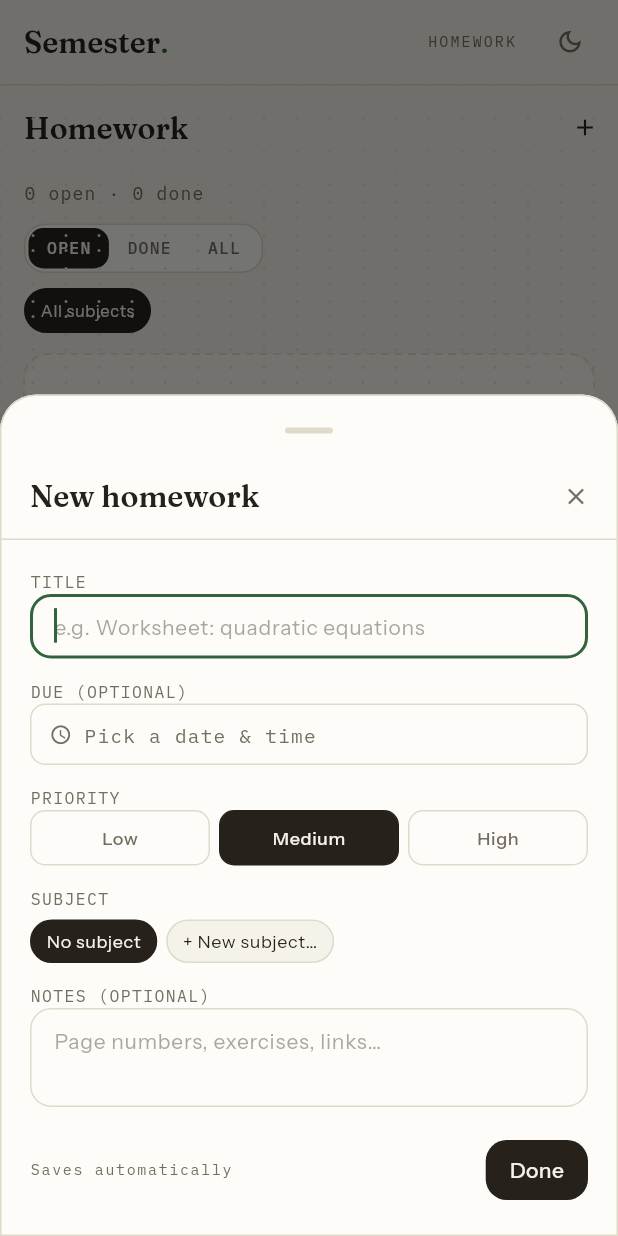
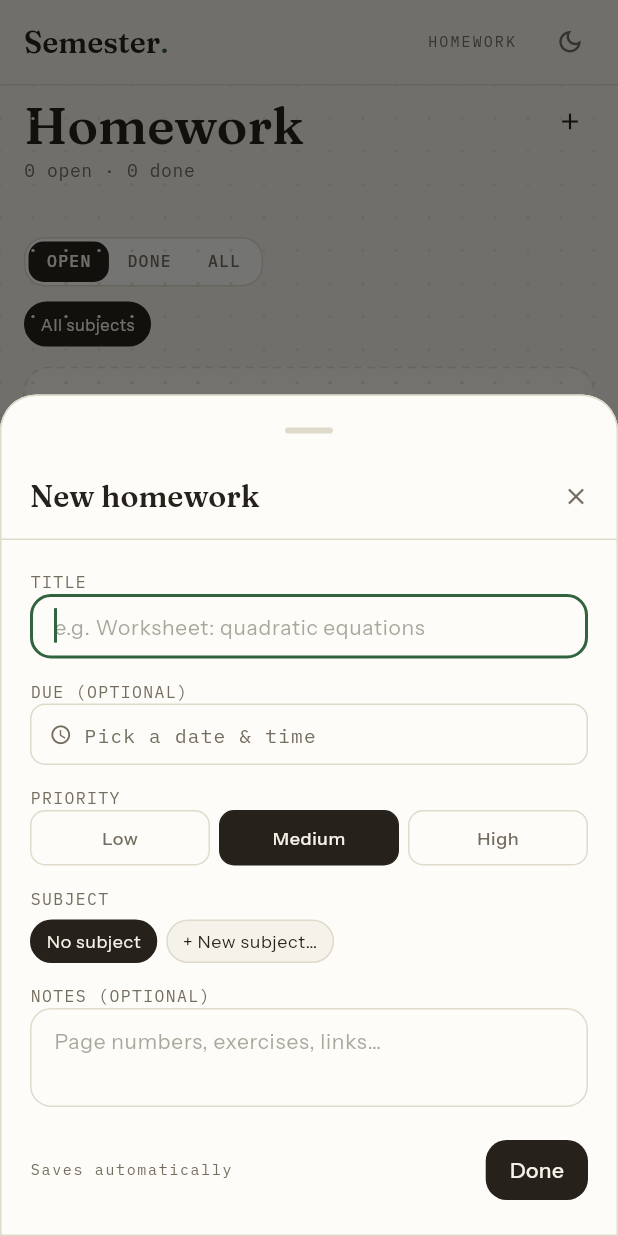
Before and after one commit to Nefnief-tech/study, a Flutter app: the screen it shows after launch, item 3 of the bottom bar chosen, after a tap on the "add" icon, on a phone screen of 412 x 824 dp. Run offline on Flutter 3.47's test engine with Material 3 defaults, Android fonts, the phone set to English and light mode, and no system bars; our stand-ins replace app_links, appwrite, file_picker, firebase_core, firebase_messaging, flutter_local_notifications and 1 more; missing offline and left inert: markdown_widget; accounts and stored records are empty; network calls fail; statements that could not run were skipped.

Commit message:
Mobile v14: UI polish — compact stat cards, single header on Homework (no FAB dup), dividers on More, trim redundant line

```diff
--- a/mobile/lib/pages/dashboard_page.dart
+++ b/mobile/lib/pages/dashboard_page.dart
@@ -142,7 +142,7 @@ class DashboardPage extends StatelessWidget {
                 physics: const NeverScrollableScrollPhysics(),
                 mainAxisSpacing: 12,
                 crossAxisSpacing: 12,
-                childAspectRatio: 1.9,
+                childAspectRatio: 2.7,
                 children: [
                   _StatCard(
                     label: 'open tasks',
--- a/mobile/lib/pages/grades_page.dart
+++ b/mobile/lib/pages/grades_page.dart
@@ -23,7 +23,6 @@ class GradesPage extends StatelessWidget {
     final stores = Stores.I;
     return Scaffold(
       backgroundColor: context.sem.paper,
-      appBar: AppBar(title: const Text('Grades')),
       body: PlannerGrid(
         child: ListenableBuilder(
           listenable: Listenable.merge([stores.subjects, stores.grades]),
--- a/mobile/lib/pages/homework_page.dart
+++ b/mobile/lib/pages/homework_page.dart
@@ -40,28 +40,7 @@ class _HomeworkPageState extends State<HomeworkPage> {
   @override
   Widget build(BuildContext context) {
     final stores = Stores.I;
-    return Scaffold(
-      backgroundColor: context.sem.paper,
-      appBar: AppBar(
-        title: const Text('Homework'),
-        actions: [
-          SemIconButton(
-            icon: Icons.add,
-            onPressed: () => _openForm(),
-            color: context.sem.ink,
-          ),
-          const SizedBox(width: 6),
-        ],
-      ),
-      floatingActionButton: FloatingActionButton(
-        onPressed: () => _openForm(),
-        backgroundColor: context.sem.ink,
-        foregroundColor: context.sem.paper,
-        elevation: 0,
-        shape: RoundedRectangleBorder(borderRadius: BorderRadius.circular(14)),
-        child: const Icon(Icons.add),
-      ),
-      body: PlannerGrid(
+    return PlannerGrid(
         child: ListenableBuilder(
           listenable: Listenable.merge([stores.homework, stores.subjects]),
           builder: (context, _) {
@@ -95,9 +74,14 @@ class _HomeworkPageState extends State<HomeworkPage> {
                   child: Column(
                     crossAxisAlignment: CrossAxisAlignment.start,
                     children: [
-                      Text(
-                        '$openCount open · ${homeworks.length - openCount} done',
-                        style: Theme.of(context).textTheme.labelMedium!.copyWith(fontSize: 12),
+                      PageHeader(
+                        title: 'Homework',
+                        subtitle: '$openCount open · ${homeworks.length - openCount} done',
+                        trailing: SemIconButton(
+                          icon: Icons.add,
+                          onPressed: () => _openForm(),
+                          color: context.sem.ink,
+                        ),
                       ),
                       const SizedBox(height: 12),
                       Row(
@@ -221,7 +205,6 @@ class _HomeworkPageState extends State<HomeworkPage> {
             );
           },
         ),
-      ),
     );
   }
 
--- a/mobile/lib/pages/more_page.dart
+++ b/mobile/lib/pages/more_page.dart
@@ -34,20 +34,22 @@ class MorePage extends StatelessWidget {
             padding: const EdgeInsets.symmetric(vertical: 4),
             child: Column(
               children: [
-                for (final (icon, title, subtitle, route) in items)
+                for (var i = 0; i < items.length; i++) ...[
+                  if (i > 0)
+                    Divider(height: 1, indent: 56, color: sem.line),
                   Pressable(
-                    onTap: () => AppNav.I.handle(route),
+                    onTap: () => AppNav.I.handle(items[i].$4),
                     child: ListTile(
-                      leading: Icon(icon, size: 22, color: sem.accent),
+                      leading: Icon(items[i].$1, size: 22, color: sem.accent),
                       title: Text(
-                        title,
+                        items[i].$2,
                         style: Theme.of(context)
                             .textTheme
                             .bodyLarge!
                             .copyWith(fontWeight: FontWeight.w500),
                       ),
                       subtitle: Text(
-                        subtitle,
+                        items[i].$3,
                         style: Theme.of(context)
                             .textTheme
                             .labelSmall!
@@ -57,6 +59,7 @@ class MorePage extends StatelessWidget {
                           size: 18, color: sem.inkSoft),
                     ),
                   ),
+                ],
               ],
             ),
           ),
--- a/mobile/pubspec.yaml
+++ b/mobile/pubspec.yaml
@@ -1,7 +1,7 @@
 name: semester
 description: Semester — your study desk, on the go. Flutter companion to the Semester web app.
 publish_to: "none"
-version: 0.1.0+13
+version: 0.1.0+14
 
 environment:
   sdk: ^3.9.0
```
